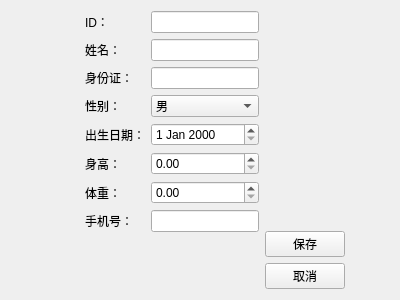
Old version of the form patienteditview.ui in the repository yuancong2/QtCode-Lab3.
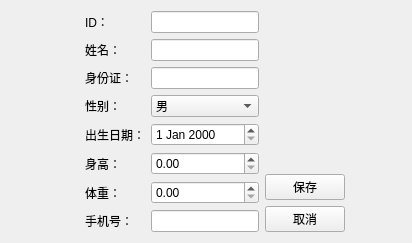
New version of the form.

```diff
--- a/patienteditview.ui
+++ b/patienteditview.ui
@@ -6,8 +6,8 @@
    <rect>
     <x>0</x>
     <y>0</y>
-    <width>400</width>
-    <height>300</height>
+    <width>412</width>
+    <height>194</height>
    </rect>
   </property>
   <property name="windowTitle">
```
Left out of the diff: 68 changed lines with no effect on the pictures.
